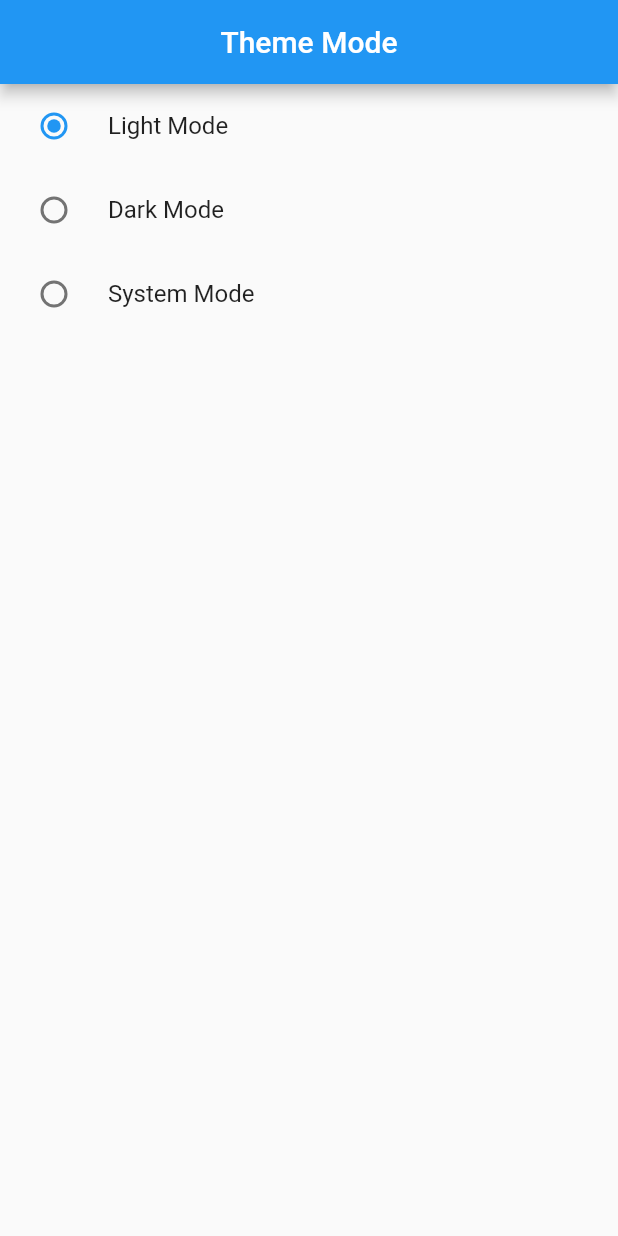
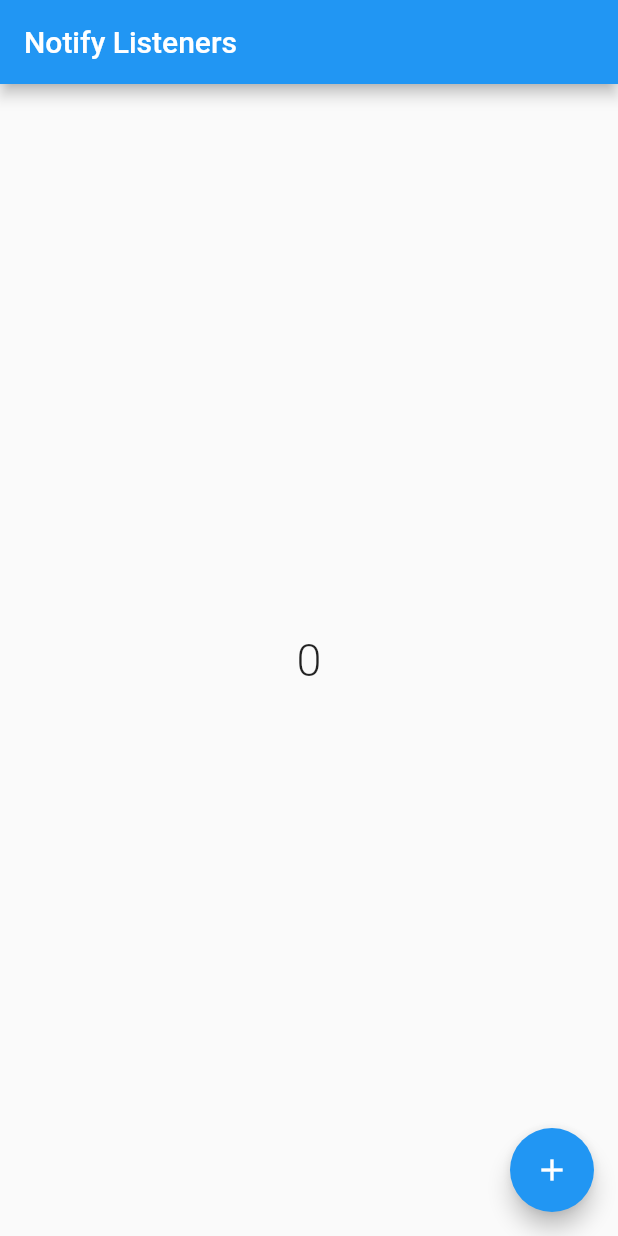
Before and after one commit to Shahanaj2000/Provider, a Flutter app: the screen it shows after launch, on a phone screen of 412 x 824 dp. Run offline on Flutter 3.47's test engine with Material 2 defaults, Android fonts, the light colour scheme and no system bars.

Commit message:
Stateless with Statefull | ValueNotifier |

```diff
--- a/provider_titorials/lib/main.dart
+++ b/provider_titorials/lib/main.dart
@@ -11,6 +11,7 @@ import 'package:provider_titorials/why_provider.dart';
 
 import 'screens/Favourite/favourite.dart';
 import 'screens/theme_mode.dart';
+import 'screens/value_notifier.dart';
 
 void main() {
   runApp(const MyApp());
@@ -42,7 +43,7 @@ class MyApp extends StatelessWidget {
         darkTheme: ThemeData(
           brightness: Brightness.dark,
         ),
-        home: const DarkTheme(),
+        home:  NotifyListnerScreen(),
       );
       }),
     );
--- /dev/null
+++ b/provider_titorials/lib/screens/value_notifier.dart
@@ -0,0 +1,42 @@
+import 'package:flutter/material.dart';
+
+class NotifyListnerScreen extends StatelessWidget {
+  NotifyListnerScreen({super.key});
+
+  ValueNotifier<int> _counter = ValueNotifier<int>(0);
+
+  @override
+  Widget build(BuildContext context) {
+    return Scaffold(
+      appBar: AppBar(
+        title: const Text('Notify Listeners'),
+      ),
+      body: Column(
+        mainAxisAlignment: MainAxisAlignment.center,
+        crossAxisAlignment: CrossAxisAlignment.center,
+        children: [
+          ValueListenableBuilder(
+            valueListenable: _counter,
+            builder: (context, index, child) {
+              return Center(
+                child: Text(
+                  _counter.value.toString(),
+                  style:
+                      const TextStyle(fontSize: 30, fontWeight: FontWeight.w300),
+                ),
+              );
+            },
+          ),
+        ],
+      ),
+      floatingActionButton: FloatingActionButton(
+        onPressed: () {
+          _counter.value++;
+          print(_counter.value.toString());
+        },
+        child: const Icon(Icons.add),
+      ),
+
+    );
+  }
+}
```
